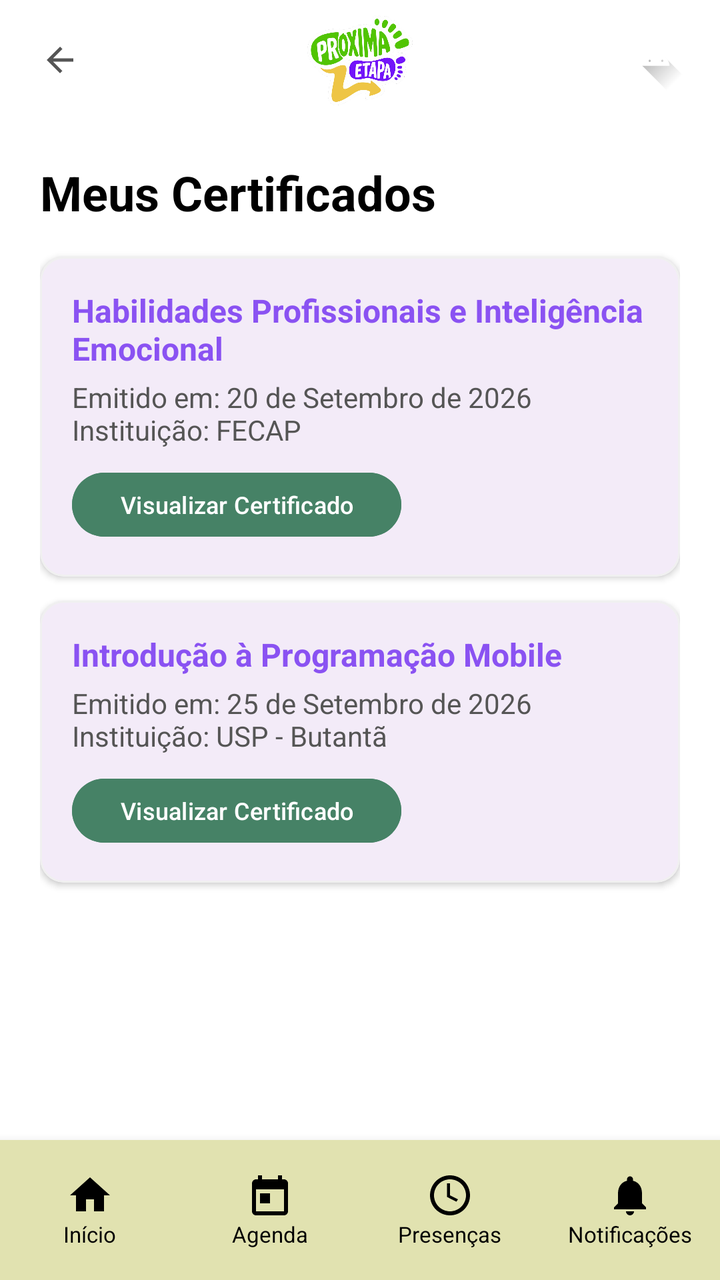
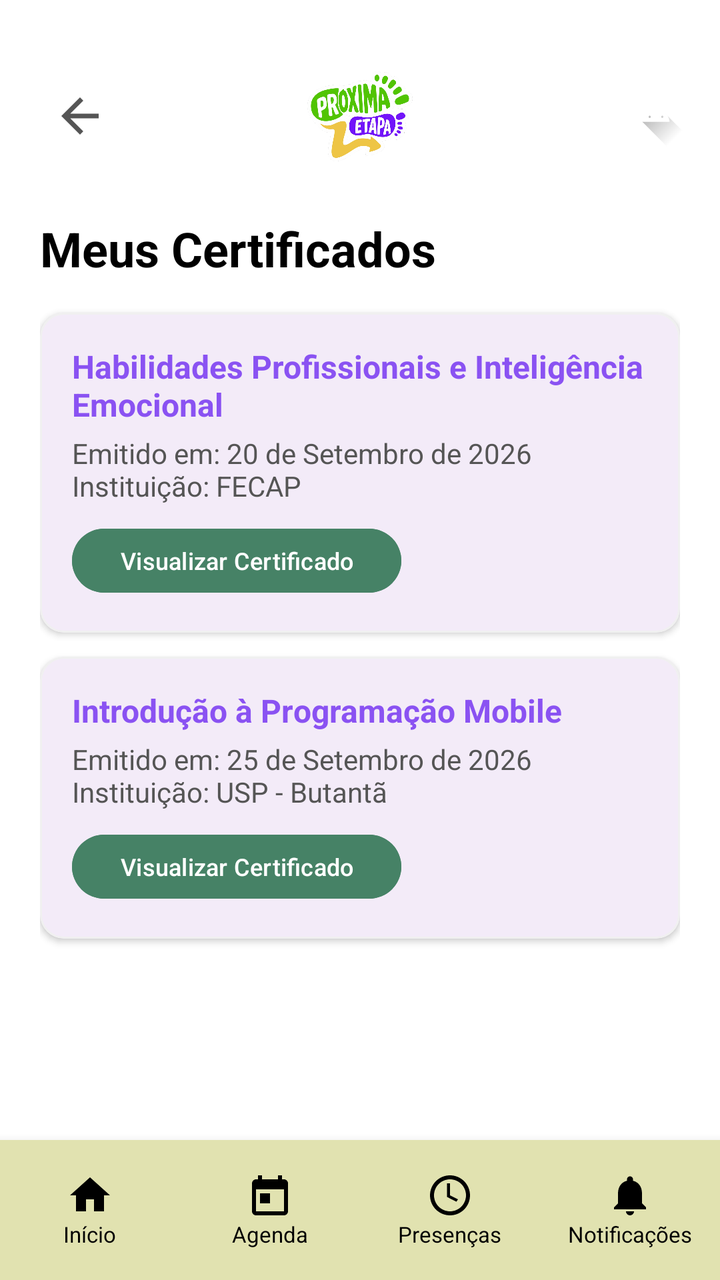

An Android layout rendered at two revisions. The XML below is the earlier revision; the diff shows what the commit changed to produce the second picture.
<!-- AndroidManifest.xml: application theme Theme.NextStepApp -->
<!-- res/layout/activity_certificados.xml -->
<?xml version="1.0" encoding="utf-8"?>
<androidx.constraintlayout.widget.ConstraintLayout xmlns:android="http://schemas.android.com/apk/res/android"
    xmlns:app="http://schemas.android.com/apk/res-auto"
    xmlns:tools="http://schemas.android.com/tools"
    android:layout_width="match_parent"
    android:layout_height="match_parent"
    android:background="@color/white"
    tools:context=".ui.CertificadosActivity">

    
    <androidx.constraintlayout.widget.ConstraintLayout
        android:id="@+id/topBar"
        android:layout_width="match_parent"
        android:layout_height="60dp"
        android:paddingHorizontal="16dp"
        app:layout_constraintTop_toTopOf="parent">

        <ImageView
            android:id="@+id/btnBack"
            android:layout_width="28dp"
            android:layout_height="28dp"
            android:padding="4dp"
            android:src="@drawable/ic_back"
            app:layout_constraintBottom_toBottomOf="parent"
            app:layout_constraintStart_toStartOf="parent"
            app:layout_constraintTop_toTopOf="parent"
            app:tint="#555555" />

        <ImageView
            android:id="@+id/logoDetails"
            android:layout_width="110dp"
            android:layout_height="45dp"
            android:src="@drawable/logoproximaetapa"
            app:layout_constraintBottom_toBottomOf="parent"
            app:layout_constraintEnd_toEndOf="parent"
            app:layout_constraintStart_toStartOf="parent"
            app:layout_constraintTop_toTopOf="parent" />

        <ImageView
            android:id="@+id/btnProfile"
            android:layout_width="32dp"
            android:layout_height="32dp"
            android:src="@drawable/ic_launcher_foreground"
            app:layout_constraintBottom_toBottomOf="parent"
            app:layout_constraintEnd_toEndOf="parent"
            app:layout_constraintTop_toTopOf="parent" />
    </androidx.constraintlayout.widget.ConstraintLayout>

    <ScrollView
        android:layout_width="match_parent"
        android:layout_height="0dp"
        android:fillViewport="true"
        app:layout_constraintBottom_toTopOf="@id/bottomNavigation"
        app:layout_constraintTop_toBottomOf="@id/topBar">

        <LinearLayout
            android:layout_width="match_parent"
            android:layout_height="wrap_content"
            android:orientation="vertical"
            android:padding="20dp">

            <TextView
                android:id="@+id/tvTitleCert"
                android:layout_width="wrap_content"
                android:layout_height="wrap_content"
                android:text="Meus Certificados"
                android:textColor="@color/black"
                android:textSize="24sp"
                android:textStyle="bold"
                android:layout_marginBottom="16dp" />

            
            <com.google.android.material.card.MaterialCardView
                android:layout_width="match_parent"
                android:layout_height="wrap_content"
                android:layout_marginBottom="12dp"
                app:cardCornerRadius="12dp"
                app:cardElevation="2dp"
                app:strokeColor="#F0F0F0"
                app:strokeWidth="1dp">

                <LinearLayout
                    android:layout_width="match_parent"
                    android:layout_height="wrap_content"
                    android:orientation="vertical"
                    android:padding="16dp">

                    <TextView
                        android:layout_width="wrap_content"
                        android:layout_height="wrap_content"
                        android:text="Habilidades Profissionais e Inteligência Emocional"
                        android:textColor="@color/purple_primary"
                        android:textSize="16sp"
                        android:textStyle="bold" />

                    <TextView
                        android:layout_width="wrap_content"
                        android:layout_height="wrap_content"
                        android:layout_marginTop="4dp"
                        android:text="Emitido em: 20 de Setembro de 2026\nInstituição: FECAP"
                        android:textColor="#555555"
                        android:textSize="14sp" />

                    <com.google.android.material.button.MaterialButton
                        android:id="@+id/btnDownloadCert1"
                        android:layout_width="wrap_content"
                        android:layout_height="40dp"
                        android:layout_marginTop="8dp"
                        android:backgroundTint="@color/green_button"
                        android:text="Visualizar Certificado"
                        android:textSize="12sp" />
                </LinearLayout>
            </com.google.android.material.card.MaterialCardView>

            
            <com.google.android.material.card.MaterialCardView
                android:layout_width="match_parent"
                android:layout_height="wrap_content"
                android:layout_marginBottom="12dp"
                app:cardCornerRadius="12dp"
                app:cardElevation="2dp"
                app:strokeColor="#F0F0F0"
                app:strokeWidth="1dp">

                <LinearLayout
                    android:layout_width="match_parent"
                    android:layout_height="wrap_content"
                    android:orientation="vertical"
                    android:padding="16dp">

                    <TextView
                        android:layout_width="wrap_content"
                        android:layout_height="wrap_content"
                        android:text="Introdução à Programação Mobile"
                        android:textColor="@color/purple_primary"
                        android:textSize="16sp"
                        android:textStyle="bold" />

                    <TextView
                        android:layout_width="wrap_content"
                        android:layout_height="wrap_content"
                        android:layout_marginTop="4dp"
                        android:text="Emitido em: 25 de Setembro de 2026\nInstituição: USP - Butantã"
                        android:textColor="#555555"
                        android:textSize="14sp" />

                    <com.google.android.material.button.MaterialButton
                        android:id="@+id/btnDownloadCert2"
                        android:layout_width="wrap_content"
                        android:layout_height="40dp"
                        android:layout_marginTop="8dp"
                        android:backgroundTint="@color/green_button"
                        android:text="Visualizar Certificado"
                        android:textSize="12sp" />
                </LinearLayout>
            </com.google.android.material.card.MaterialCardView>

        </LinearLayout>
    </ScrollView>

    
    <LinearLayout
        android:id="@+id/bottomNavigation"
        android:layout_width="match_parent"
        android:layout_height="70dp"
        android:background="#E1E2B0"
        android:elevation="8dp"
        android:orientation="horizontal"
        app:layout_constraintBottom_toBottomOf="parent">

        <LinearLayout
            android:id="@+id/nav_inicio"
            android:layout_width="0dp"
            android:layout_height="match_parent"
            android:layout_weight="1"
            android:clickable="true"
            android:focusable="true"
            android:foreground="?attr/selectableItemBackground"
            android:gravity="center"
            android:orientation="vertical">
            <ImageView android:layout_width="24dp" android:layout_height="24dp" android:src="@drawable/ic_home" app:tint="@color/black" />
            <TextView android:layout_width="wrap_content" android:layout_height="wrap_content" android:text="Início" android:textColor="@color/black" android:textSize="11sp" />
        </LinearLayout>

        <LinearLayout
            android:id="@+id/nav_agenda"
            android:layout_width="0dp"
            android:layout_height="match_parent"
            android:layout_weight="1"
            android:clickable="true"
            android:focusable="true"
            android:foreground="?attr/selectableItemBackground"
            android:gravity="center"
            android:orientation="vertical">
            <ImageView android:layout_width="24dp" android:layout_height="24dp" android:src="@drawable/ic_calendar" app:tint="@color/black" />
            <TextView android:layout_width="wrap_content" android:layout_height="wrap_content" android:text="Agenda" android:textColor="@color/black" android:textSize="11sp" />
        </LinearLayout>

        <LinearLayout
            android:id="@+id/nav_presencas"
            android:layout_width="0dp"
            android:layout_height="match_parent"
            android:layout_weight="1"
            android:clickable="true"
            android:focusable="true"
            android:foreground="?attr/selectableItemBackground"
            android:gravity="center"
            android:orientation="vertical">
            <ImageView android:layout_width="24dp" android:layout_height="24dp" android:src="@drawable/ic_presence" app:tint="@color/black" />
            <TextView android:layout_width="wrap_content" android:layout_height="wrap_content" android:text="Presenças" android:textColor="@color/black" android:textSize="11sp" />
        </LinearLayout>

        <LinearLayout
            android:id="@+id/nav_notificacoes"
            android:layout_width="0dp"
            android:layout_height="match_parent"
            android:layout_weight="1"
            android:clickable="true"
            android:focusable="true"
            android:foreground="?attr/selectableItemBackground"
            android:gravity="center"
            android:orientation="vertical">
            <ImageView android:layout_width="24dp" android:layout_height="24dp" android:src="@drawable/ic_notifications" app:tint="@color/black" />
            <TextView android:layout_width="wrap_content" android:layout_height="wrap_content" android:text="Notificações" android:textColor="@color/black" android:textSize="11sp" />
        </LinearLayout>
    </LinearLayout>

</androidx.constraintlayout.widget.ConstraintLayout>
<!-- resources referenced by this layout -->
<resources>
  <color name="black">#FF000000</color>
  <color name="green_button">#468266</color>
  <color name="purple_primary">#8A52F2</color>
  <color name="white">#FFFFFFFF</color>
  <!-- drawable ic_back (drawable) -->
  <vector xmlns:android="http://schemas.android.com/apk/res/android"
      android:width="24dp"
      android:height="24dp"
      android:viewportWidth="24"
      android:viewportHeight="24">
      <path
          android:fillColor="#FF000000"
          android:pathData="M20,11H7.83l5.59,-5.59L12,4l-8,8 8,8 1.41,-1.41L7.83,13H20v-2z" />
  </vector>
  <!-- drawable ic_calendar (drawable) -->
  <vector xmlns:android="http://schemas.android.com/apk/res/android"
      android:width="24dp"
      android:height="24dp"
      android:viewportWidth="24"
      android:viewportHeight="24">
      <path
          android:fillColor="#FF000000"
          android:pathData="M19,4H18V2H16V4H8V2H6V4H5C3.89,4 3.01,4.9 3.01,6L3,20C3,21.1 3.89,22 5,22H19C20.1,22 21,21.1 21,20V6C21,4.9 20.1,4 19,4ZM19,20H5V9H19V20ZM7,11H12V16H7V11Z" />
  </vector>
  <!-- drawable ic_home (drawable) -->
  <vector xmlns:android="http://schemas.android.com/apk/res/android"
      android:width="24dp"
      android:height="24dp"
      android:viewportWidth="24"
      android:viewportHeight="24">
      <path
          android:fillColor="#FF000000"
          android:pathData="M10,20V14H14V20H19V12H22L12,3L2,12H5V20H10Z" />
  </vector>
  <!-- drawable ic_notifications (drawable) -->
  <vector xmlns:android="http://schemas.android.com/apk/res/android"
      android:width="24dp"
      android:height="24dp"
      android:viewportWidth="24"
      android:viewportHeight="24">
      <path
          android:fillColor="#FF000000"
          android:pathData="M12,22C13.1,22 14,21.1 14,20H10C10,21.1 10.9,22 12,22ZM18,16V11C18,7.9 16.4,5.4 13.5,4.7V4C13.5,3.2 12.8,2.5 12,2.5C11.2,2.5 10.5,3.2 10.5,4V4.7C7.6,5.4 6,7.9 6,11V16L4,18V19H20V18L18,16Z" />
  </vector>
  <!-- drawable ic_presence (drawable) -->
  <vector xmlns:android="http://schemas.android.com/apk/res/android"
      android:width="24dp"
      android:height="24dp"
      android:viewportWidth="24"
      android:viewportHeight="24">
      <path
          android:fillColor="#FF000000"
          android:pathData="M12,2C6.48,2 2,6.48 2,12C2,17.52 6.48,22 12,22C17.52,22 22,17.52 22,12C22,6.48 17.52,2 12,2ZM12,20C7.59,20 4,16.41 4,12C4,7.59 7.59,4 12,4C16.41,4 20,7.59 20,12C20,16.41 16.41,20 12,20ZM12,6V12L16,14L15.2,15.2L10.5,12.8V6H12Z" />
  </vector>
  <style name="Theme.NextStepApp" parent="Base.Theme.NextStepApp" />
  <style name="Base.Theme.NextStepApp" parent="Theme.Material3.DayNight.NoActionBar">
          
          
      </style>
  <!-- unchanged entries left out for length: 2 -->
</resources>

<!-- the commit's change to res/layout/activity_certificados.xml (unified diff, before → after) -->
@@ -5,6 +5,7 @@
     android:layout_width="match_parent"
     android:layout_height="match_parent"
     android:background="@color/white"
+    android:fitsSystemWindows="true"
     tools:context=".ui.CertificadosActivity">
 
     
@@ -12,14 +13,21 @@
         android:id="@+id/topBar"
         android:layout_width="match_parent"
         android:layout_height="60dp"
+        android:layout_marginTop="28dp"
+        android:elevation="10dp"
         android:paddingHorizontal="16dp"
         app:layout_constraintTop_toTopOf="parent">
 
         <ImageView
             android:id="@+id/btnBack"
-            android:layout_width="28dp"
-            android:layout_height="28dp"
-            android:padding="4dp"
+            android:layout_width="48dp"
+            android:layout_height="48dp"
+            android:contentDescription="Voltar"
+            android:padding="10dp"
+            android:clickable="true"
+            android:focusable="true"
+            android:elevation="12dp"
+            android:background="?attr/selectableItemBackgroundBorderless"
             android:src="@drawable/ic_back"
             app:layout_constraintBottom_toBottomOf="parent"
             app:layout_constraintStart_toStartOf="parent"
